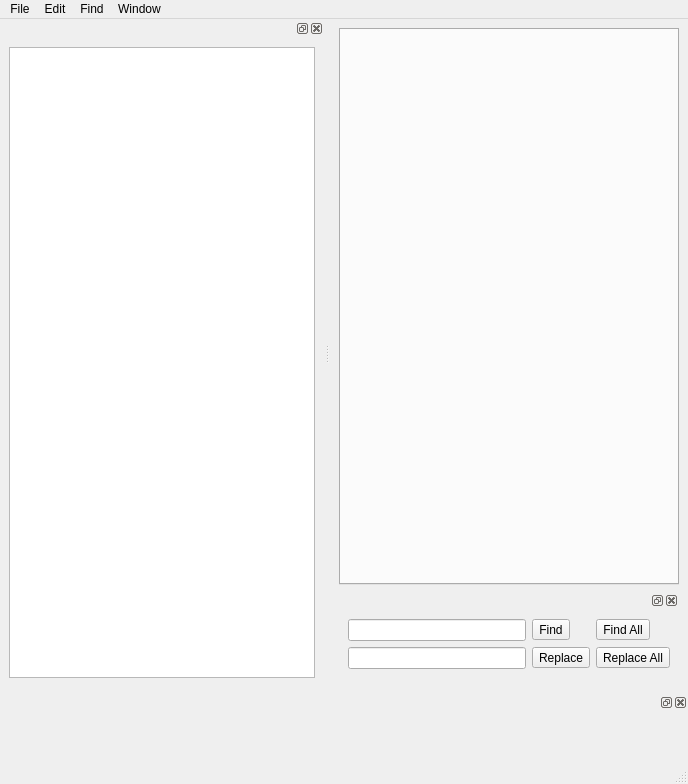
Qt form launchApplication.ui (hariharan849/PyChanter) before a commit.
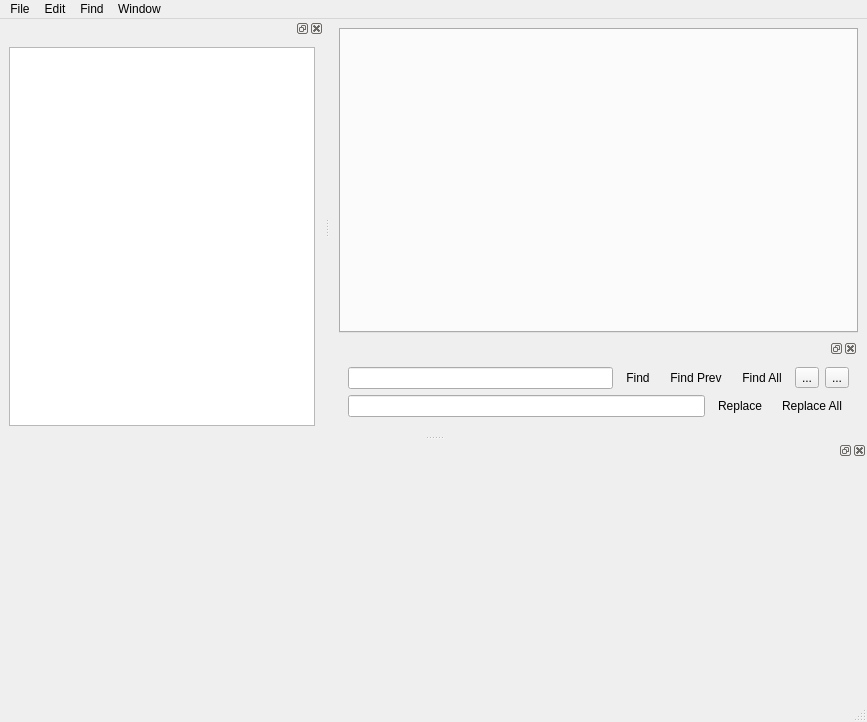
The same form after that commit. Custom widgets are drawn as their Qt base class.

Commit message: added extra feature for find and replace

Diff of the .ui file:
```diff
--- a/launchApplication.ui
+++ b/launchApplication.ui
@@ -6,8 +6,8 @@
    <rect>
     <x>0</x>
     <y>0</y>
-    <width>688</width>
-    <height>784</height>
+    <width>867</width>
+    <height>722</height>
    </rect>
   </property>
   <property name="windowTitle">
@@ -34,40 +34,84 @@
        <set>Qt::BottomDockWidgetArea</set>
       </property>
       <widget class="QWidget" name="dockWidgetContents_3">
-       <layout class="QGridLayout" name="gridLayout_3">
-        <item row="0" column="0">
+       <layout class="QVBoxLayout" name="verticalLayout">
+        <item>
+         <layout class="QHBoxLayout" name="horizontalLayout">
+          <item>
          <widget class="QLineEdit" name="findValue"/>
         </item>
-        <item row="0" column="1">
+          <item>
          <widget class="QToolButton" name="findButton">
           <property name="text">
            <string>Find</string>
           </property>
-         </widget>
-        </item>
-        <item row="0" column="2">
+            <property name="autoRaise">
+             <bool>true</bool>
+            </property>
+           </widget>
+          </item>
+          <item>
+           <widget class="QToolButton" name="findPrevButton">
+            <property name="text">
+             <string>Find Prev</string>
+            </property>
+            <property name="autoRaise">
+             <bool>true</bool>
+            </property>
+           </widget>
+          </item>
+          <item>
          <widget class="QToolButton" name="findAllButton">
           <property name="text">
            <string>Find All</string>
           </property>
-         </widget>
-        </item>
-        <item row="1" column="0">
+            <property name="autoRaise">
+             <bool>true</bool>
+            </property>
+           </widget>
+          </item>
+          <item>
+           <widget class="QToolButton" name="caseSensitiveButton">
+            <property name="text">
+             <string>...</string>
+            </property>
+           </widget>
+          </item>
+          <item>
+           <widget class="QToolButton" name="highlightButton">
+            <property name="text">
+             <string>...</string>
+            </property>
+           </widget>
+          </item>
+         </layout>
+        </item>
+        <item>
+         <layout class="QHBoxLayout" name="horizontalLayout_2">
+          <item>
          <widget class="QLineEdit" name="replaceValue"/>
         </item>
-        <item row="1" column="1">
+          <item>
          <widget class="QToolButton" name="replaceButton">
           <property name="text">
            <string>Replace</string>
           </property>
-         </widget>
-        </item>
-        <item row="1" column="2">
+            <property name="autoRaise">
+             <bool>true</bool>
+            </property>
+           </widget>
+          </item>
+          <item>
          <widget class="QToolButton" name="replaceAllButton">
           <property name="text">
            <string>Replace All</string>
           </property>
-         </widget>
+            <property name="autoRaise">
+             <bool>true</bool>
+            </property>
+           </widget>
+          </item>
+         </layout>
         </item>
        </layout>
       </widget>
@@ -80,7 +124,7 @@
     <rect>
      <x>0</x>
      <y>0</y>
-     <width>688</width>
+     <width>867</width>
      <height>31</height>
     </rect>
    </property>
@@ -175,7 +219,7 @@
   </widget>
   <widget class="QDockWidget" name="interpreterDockWidget">
    <property name="sizePolicy">
-    <sizepolicy hsizetype="Preferred" vsizetype="Fixed">
+    <sizepolicy hsizetype="Preferred" vsizetype="MinimumExpanding">
      <horstretch>0</horstretch>
      <verstretch>0</verstretch>
     </sizepolicy>
@@ -183,7 +227,13 @@
    <property name="minimumSize">
     <size>
      <width>105</width>
-     <height>69</height>
+     <height>259</height>
+    </size>
+   </property>
+   <property name="maximumSize">
+    <size>
+     <width>524287</width>
+     <height>800</height>
     </size>
    </property>
    <attribute name="dockWidgetArea">
@@ -191,16 +241,22 @@
    </attribute>
    <widget class="QWidget" name="interpreterDockWidgetContents">
     <property name="sizePolicy">
-     <sizepolicy hsizetype="Preferred" vsizetype="Fixed">
+     <sizepolicy hsizetype="Preferred" vsizetype="MinimumExpanding">
       <horstretch>0</horstretch>
       <verstretch>0</verstretch>
      </sizepolicy>
     </property>
+    <property name="maximumSize">
+     <size>
+      <width>16777215</width>
+      <height>800</height>
+     </size>
+    </property>
     <layout class="QGridLayout" name="gridLayout_4">
      <item row="0" column="0">
       <widget class="EmbedIPython" name="interpreterWidget" native="true">
        <property name="sizePolicy">
-        <sizepolicy hsizetype="Preferred" vsizetype="Fixed">
+        <sizepolicy hsizetype="Preferred" vsizetype="MinimumExpanding">
          <horstretch>0</horstretch>
          <verstretch>0</verstretch>
         </sizepolicy>
@@ -208,7 +264,13 @@
        <property name="minimumSize">
         <size>
          <width>0</width>
-         <height>0</height>
+         <height>200</height>
+        </size>
+       </property>
+       <property name="maximumSize">
+        <size>
+         <width>16777215</width>
+         <height>800</height>
         </size>
        </property>
       </widget>
```
Lines whose indentation alone changed are shown as unchanged. The commit also changes 4 other files.
